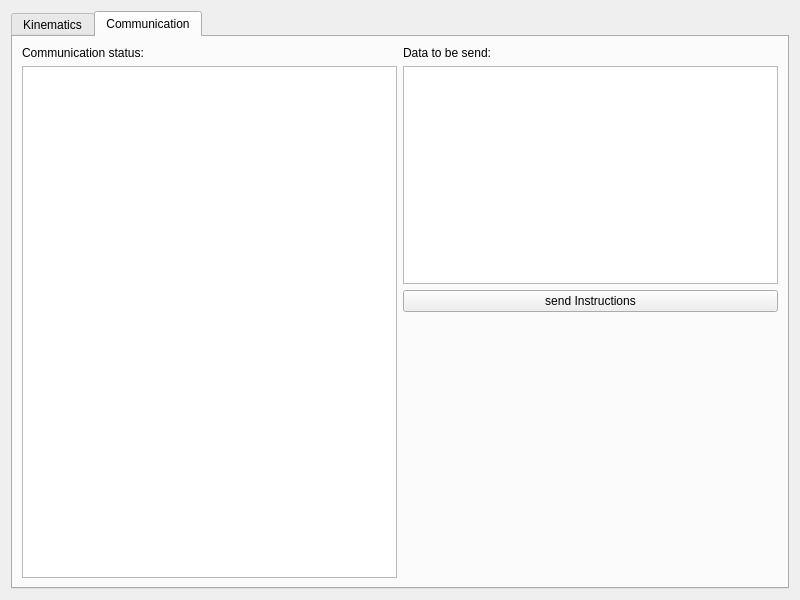
Above: widget.ui from ThiagoSoutoGit/QT_Gripper before the change. Below: the same form after it.
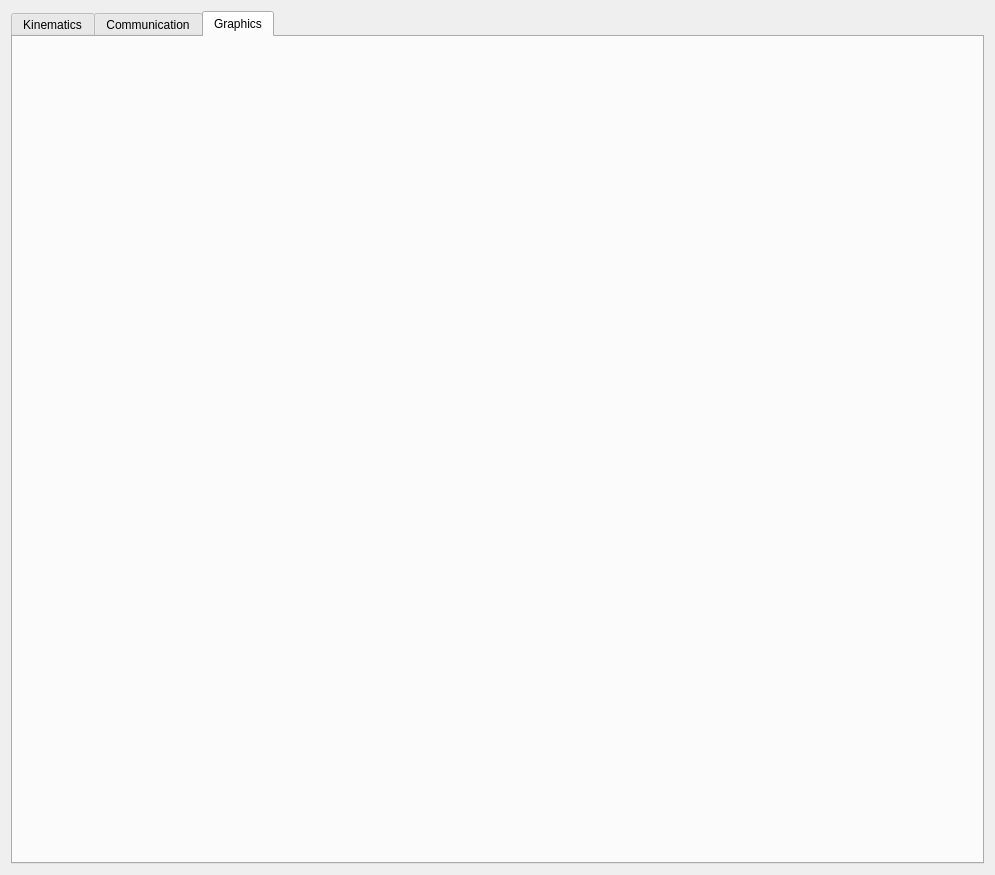
That is the form after the change.

The edit to the form file:
```diff
--- a/widget.ui
+++ b/widget.ui
@@ -6,18 +6,18 @@
    <rect>
     <x>0</x>
     <y>0</y>
-    <width>800</width>
-    <height>600</height>
+    <width>995</width>
+    <height>875</height>
    </rect>
   </property>
   <property name="windowTitle">
    <string>Widget</string>
   </property>
-  <layout class="QHBoxLayout" name="horizontalLayout">
+  <layout class="QHBoxLayout" name="horizontalLayout_23">
    <item>
     <widget class="QTabWidget" name="btn_Forward">
      <property name="currentIndex">
-      <number>1</number>
+      <number>2</number>
      </property>
      <widget class="QWidget" name="tab">
       <attribute name="title">
@@ -565,6 +565,18 @@
        </item>
       </layout>
      </widget>
+     <widget class="QWidget" name="tab_3">
+      <attribute name="title">
+       <string>Graphics</string>
+      </attribute>
+      <layout class="QHBoxLayout" name="horizontalLayout_22">
+       <item>
+        <widget class="QFrame" name="chartFrame">
+         <layout class="QHBoxLayout" name="horizontalLayout"/>
+        </widget>
+       </item>
+      </layout>
+     </widget>
     </widget>
    </item>
   </layout>
```
